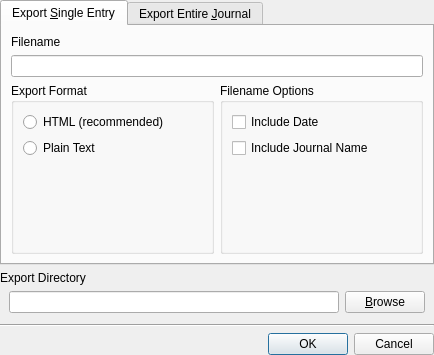
Before: the Qt Designer form ui/entryexporter.ui in pwizard2/robojournal, drawn with Qt 5.
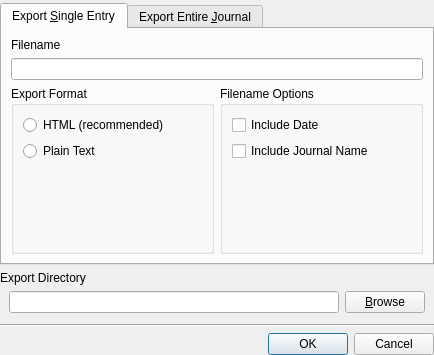
After: the same form once the commit is applied. Icons and pictures are not drawn.

What changed in the file:
```diff
--- a/ui/entryexporter.ui
+++ b/ui/entryexporter.ui
@@ -18,7 +18,7 @@
     <number>0</number>
    </property>
    <property name="topMargin">
-    <number>0</number>
+    <number>3</number>
    </property>
    <property name="rightMargin">
     <number>0</number>
```
